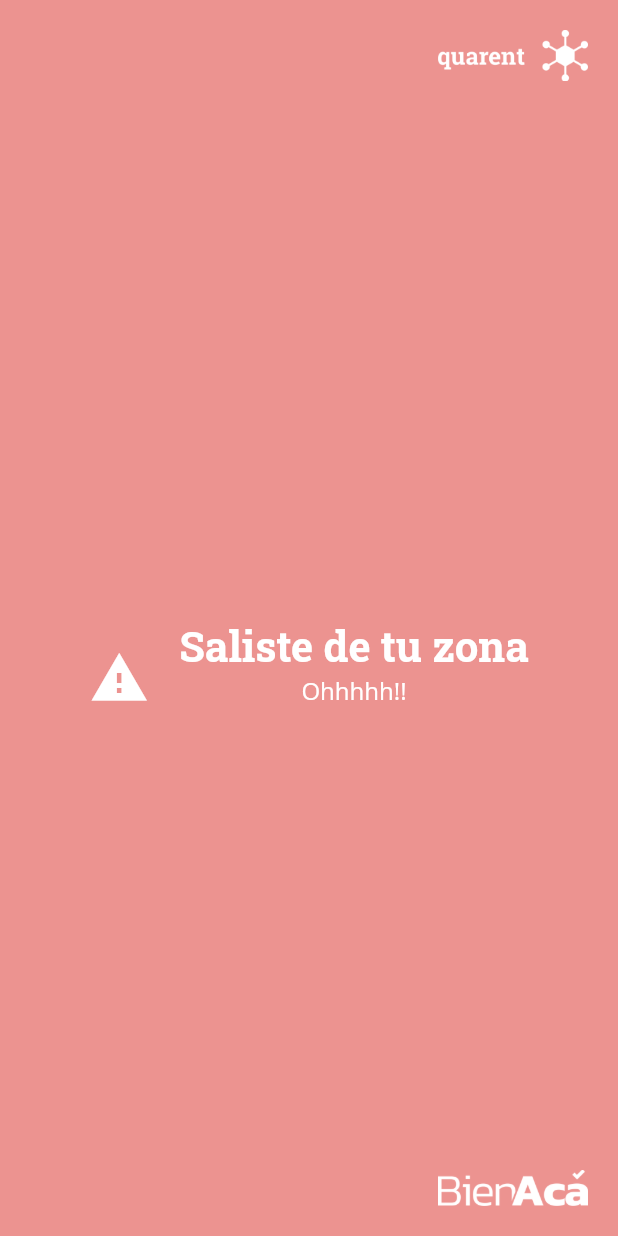
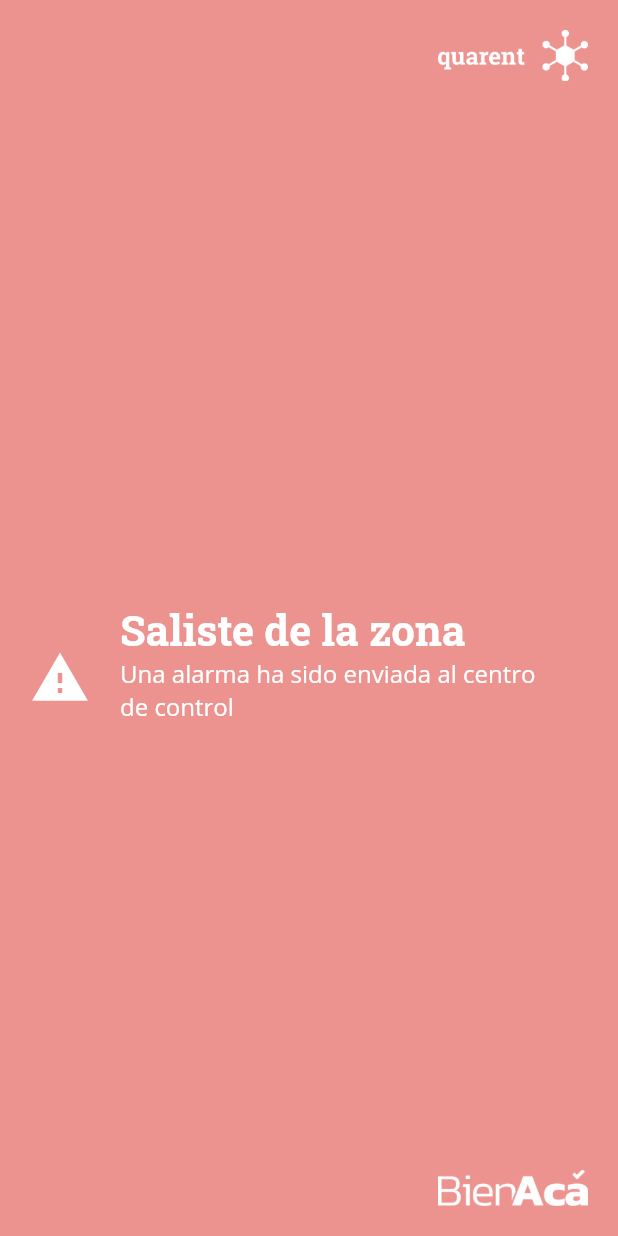
Before and after one commit to ingenious-agency/bien-aca-mobile, a Flutter app: the AlertPage screen opened by its route, on a phone screen of 412 x 824 dp. Run offline on Flutter 3.47's test engine with Material 2 defaults, Android fonts, the phone set to English and light mode, and no system bars; our stand-ins replace flutter_form_builder, flutter_local_notifications, geolocator, shared_preferences; missing offline and left inert: flutter_background_geolocation; accounts and stored records are empty.

Commit message:
add Navigation to AlertPage -- correct styles to AlertPage

```diff
--- a/lib/components/pages/alert_page.dart
+++ b/lib/components/pages/alert_page.dart
@@ -7,6 +7,10 @@ import 'package:bien_aca_quarantine/constants/BienAcaConstants.dart';
 class AlertPage extends StatelessWidget {
   @override
   Widget build(BuildContext context) {
+    double cWidth = MediaQuery
+        .of(context)
+        .size
+        .width * 0.7;
     return Scaffold(
         backgroundColor: BienAcaConstants.of(context).lightPink,
         body: DesignLayout(
@@ -17,7 +21,6 @@ class AlertPage extends StatelessWidget {
             crossAxisAlignment: CrossAxisAlignment.center,
             children: <Widget>[
               Row(
-                mainAxisAlignment: MainAxisAlignment.center,
                 children: <Widget>[
                   Icon(
                     Icons.report_problem,
@@ -26,17 +29,20 @@ class AlertPage extends StatelessWidget {
                   ),
                   SizedBox(width: 20.0),
                   Column(
-                    crossAxisAlignment: CrossAxisAlignment.center,
+                    crossAxisAlignment: CrossAxisAlignment.start,
                     children: <Widget>[
-                      Text("Saliste de tu zona",
+                      Text(BienAcaConstants.of(context).alertPageBodyTitleOutGeofence,
                           style: TextStyle(
                               fontSize: 28.0,
                               fontWeight: FontWeight.bold,
                               fontFamily: 'RobotoSlab',
                               color: Colors.white)),
-                      Text("Ohhhhh!!",
-                          style:
-                              TextStyle(fontSize: 16.0, color: Colors.white)),
+                      Container(
+                        width: cWidth,
+                        child: Text(BienAcaConstants.of(context).alertPageBodyBodyOutGeofence,
+                            style:
+                                TextStyle(fontSize: 16.0, color: Colors.white)),
+                      ),
                       SizedBox(height: 20.0),
                     ],
                   ),
--- a/lib/constants/BienAcaConstants.dart
+++ b/lib/constants/BienAcaConstants.dart
@@ -43,6 +43,8 @@ class BienAcaConstants extends InheritedWidget {
   final String innerpageTitle = '¡Estás en cuarentena!';
   final String innerpageBody1 = 'En caso de salir de tu zona o no cumplir con las pruebas biométicas, un preaviso te notificará.';
   final String innerpageBody2 = 'Si en el lapso de 10 minutos no corregís la situación, una alerta será enviada al centro de control y esta aplicación quedará bloqueada.';
+  final String alertPageBodyTitleOutGeofence = 'Saliste de la zona';
+  final String alertPageBodyBodyOutGeofence = 'Una alarma ha sido enviada al centro de control';
 
   @override
   bool updateShouldNotify(BienAcaConstants oldWidget) => false;
```
Also changed, not shown: lib/components/pages/inner_page.dart (+101 -43 lines), lib/main.dart (+0 -34 lines), lib/services/GeofencingService.dart (+19 -6 lines).
